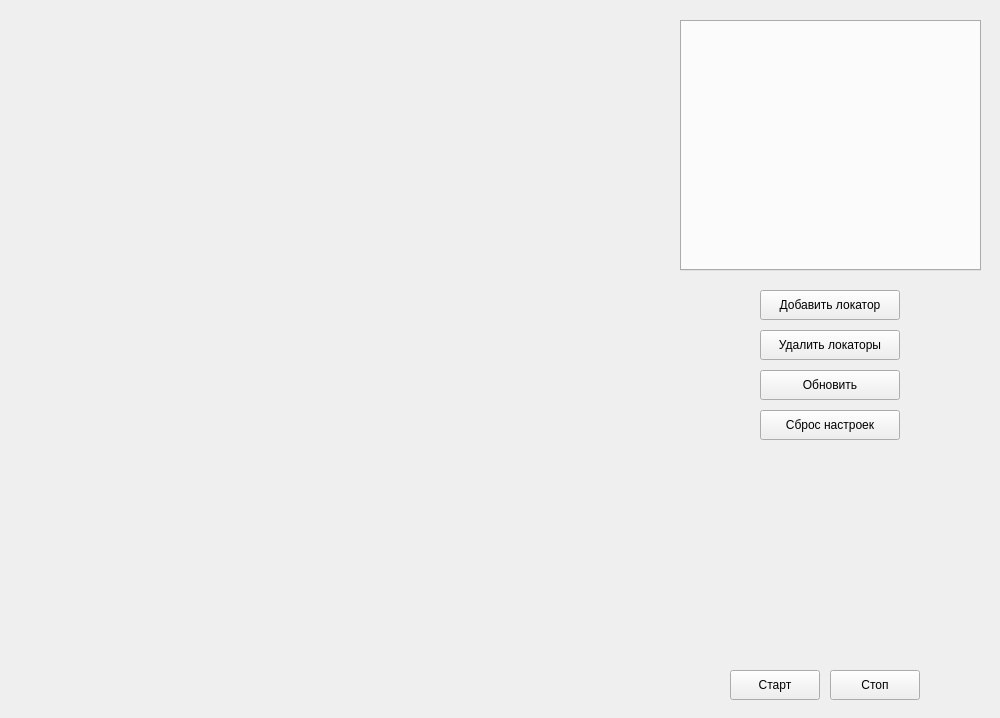
Above: widget.ui from MAPSWorks/superpos before the change. Below: the same form after it.
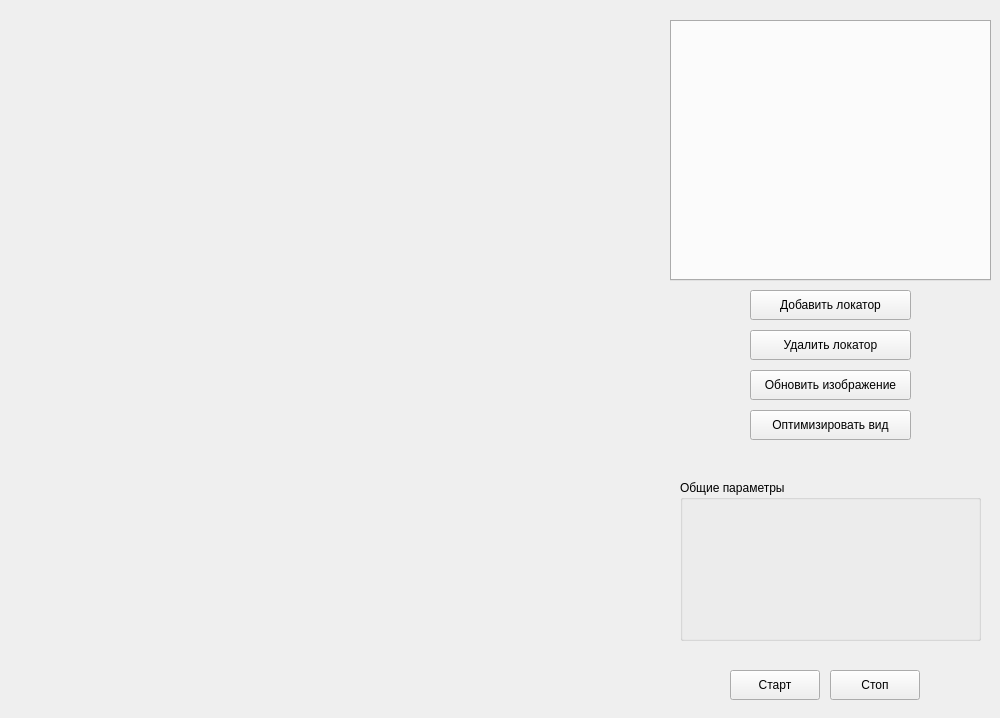
That is the form after the change.

Diff of the .ui file:
```diff
--- a/widget.ui
+++ b/widget.ui
@@ -10,28 +10,34 @@
     <height>718</height>
    </rect>
   </property>
+  <property name="sizePolicy">
+   <sizepolicy hsizetype="Expanding" vsizetype="Preferred">
+    <horstretch>0</horstretch>
+    <verstretch>0</verstretch>
+   </sizepolicy>
+  </property>
   <property name="windowTitle">
    <string>Widget</string>
   </property>
   <widget class="QPushButton" name="pbUpdate">
    <property name="geometry">
     <rect>
-     <x>760</x>
+     <x>750</x>
      <y>370</y>
-     <width>140</width>
+     <width>161</width>
      <height>30</height>
     </rect>
    </property>
    <property name="text">
-    <string>Обновить</string>
+    <string>Обновить изображение</string>
    </property>
   </widget>
   <widget class="QPushButton" name="pbAddLoc">
    <property name="geometry">
     <rect>
-     <x>760</x>
+     <x>750</x>
      <y>290</y>
-     <width>140</width>
+     <width>161</width>
      <height>30</height>
     </rect>
    </property>
@@ -42,23 +48,23 @@
   <widget class="QPushButton" name="pbDelLoc">
    <property name="geometry">
     <rect>
-     <x>760</x>
+     <x>750</x>
      <y>330</y>
-     <width>140</width>
+     <width>161</width>
      <height>30</height>
     </rect>
    </property>
    <property name="text">
-    <string>Удалить локаторы</string>
+    <string>Удалить локатор</string>
    </property>
   </widget>
   <widget class="QTabWidget" name="tabWidget">
    <property name="geometry">
     <rect>
-     <x>680</x>
+     <x>670</x>
      <y>20</y>
-     <width>301</width>
-     <height>251</height>
+     <width>321</width>
+     <height>261</height>
     </rect>
    </property>
    <property name="currentIndex">
@@ -68,14 +74,14 @@
   <widget class="QPushButton" name="pbReset">
    <property name="geometry">
     <rect>
-     <x>760</x>
+     <x>750</x>
      <y>410</y>
-     <width>140</width>
+     <width>161</width>
      <height>30</height>
     </rect>
    </property>
    <property name="text">
-    <string>Сброс настроек</string>
+    <string>Оптимизировать вид</string>
    </property>
   </widget>
   <widget class="QPushButton" name="pbStartImit">
@@ -104,6 +110,25 @@
     <string>Стоп</string>
    </property>
   </widget>
+  <widget class="QGroupBox" name="groupBox">
+   <property name="geometry">
+    <rect>
+     <x>680</x>
+     <y>480</y>
+     <width>301</width>
+     <height>161</height>
+    </rect>
+   </property>
+   <property name="sizePolicy">
+    <sizepolicy hsizetype="Expanding" vsizetype="Expanding">
+     <horstretch>0</horstretch>
+     <verstretch>0</verstretch>
+    </sizepolicy>
+   </property>
+   <property name="title">
+    <string>Общие параметры</string>
+   </property>
+  </widget>
  </widget>
  <layoutdefault spacing="6" margin="11"/>
  <resources/>
```
